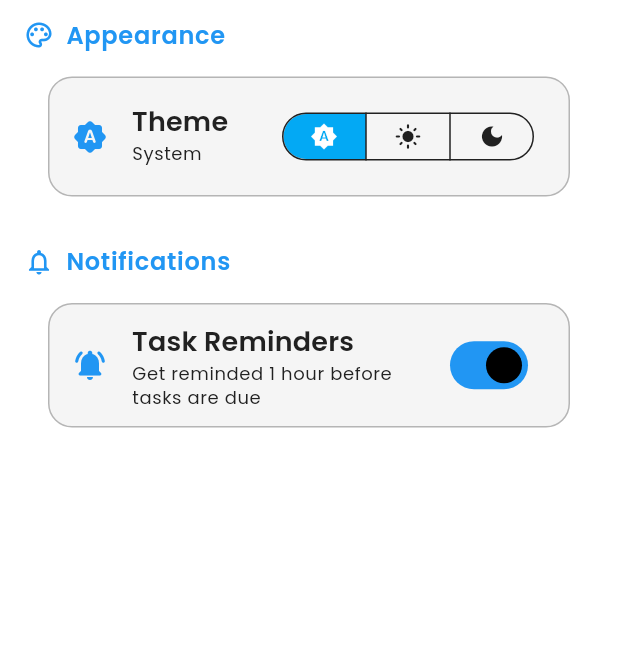
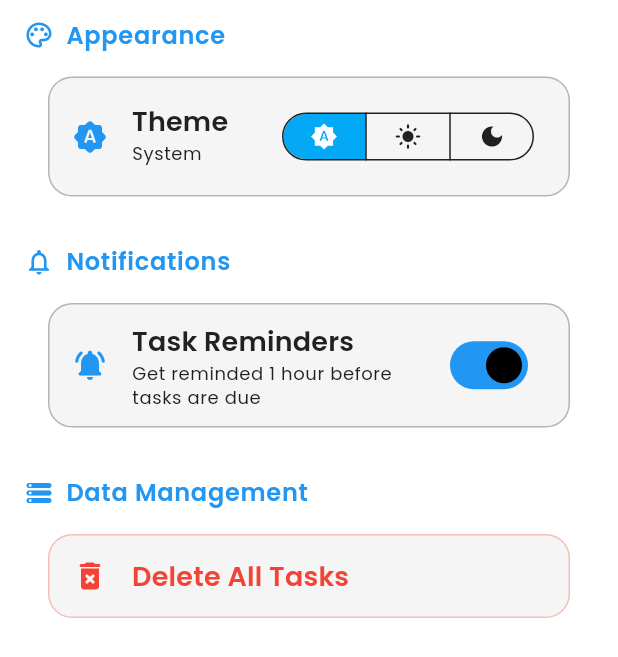
Before and after one commit to ArpitAswal/Task-Tracker, a Flutter app: the SettingScreen screen opened by its route, on a phone screen of 412 x 824 dp. Shown: the top 657 px of the screen. Run offline on Flutter 3.47's test engine with Material 3 defaults, Android fonts, the phone set to English and light mode, and no system bars; our stand-ins replace animated_splash_screen, cloud_firestore, firebase_auth, firebase_core, flutter_local_notifications, flutter_secure_storage and 10 more; missing offline and left inert: popup_card; accounts and stored records are empty; generated files the repository leaves out were written again.

```diff
--- a/lib/core/localization/app_localizations.dart
+++ b/lib/core/localization/app_localizations.dart
@@ -178,6 +178,11 @@ class AppLocalizations {
       'notification_overdue_title': 'Overdue Tasks',
       'notification_overdue_msg': 'You have {count} overdue task(s). Complete them to stay on track!',
 
+      // Leaderboard
+      'leaderboard': 'Leaderboard',
+      'error_loading_leaderboard': 'Error loading leaderboard',
+      'no_users_found': 'No users found.',
+
       // Settings
       'settings': 'Settings',
       'appearance': 'Appearance',
@@ -188,6 +193,9 @@ class AppLocalizations {
       'reminders_on_desc': 'Get reminded 1 hour before tasks are due',
       'reminders_off_desc': 'No task reminder notifications',
       'profile': 'Profile',
+      'data_management': 'Data Management',
+      'delete_all_tasks': 'Delete All Tasks',
+      'delete_all_tasks_confirm': 'Are you sure you want to delete all tasks? This action cannot be undone.',
 
       // Theme Options
       'light_theme': 'Light',
@@ -441,6 +449,11 @@ class AppLocalizations {
       'notification_overdue_title': 'विलंबित कार्य',
       'notification_overdue_msg': 'आपके पास {count} विलंबित कार्य हैं। उन्हें पूरा करें!',
 
+      // Leaderboard
+      'leaderboard': 'लीडरबोर्ड',
+      'error_loading_leaderboard': 'लीडरबोर्ड लोड करने में त्रुटि',
+      'no_users_found': 'कोई उपयोगकर्ता नहीं मिला.',
+
       // Settings
       'settings': 'सेटिंग्स',
       'appearance': 'दिखावट',
@@ -451,6 +464,9 @@ class AppLocalizations {
       'reminders_on_desc': 'कार्य समय से 1 घंटे पहले अनुस्मारक प्राप्त करें',
       'reminders_off_desc': 'कोई कार्य अनुस्मारक सूचना नहीं',
       'profile': 'प्रोफ़ाइल',
+      'data_management': 'डेटा प्रबंधन',
+      'delete_all_tasks': 'सभी कार्य हटाएं',
+      'delete_all_tasks_confirm': 'क्या आप वाकई सभी कार्य हटाना चाहते हैं? यह क्रिया वापस नहीं ली जा सकती।',
 
       // Theme Options
       'light_theme': 'लाइट',
--- a/lib/core/theme/app_colors.dart
+++ b/lib/core/theme/app_colors.dart
@@ -55,19 +55,6 @@ class AppColors {
   static const Color longestStreak = Color(0xFFFFD700);
   static const Color longestStreakDark = Color(0xFFFFA500);
 
-  // Gradient Colors
-  static const LinearGradient primaryGradient = LinearGradient(
-    colors: [primaryLightColor, secondaryLightColor],
-    begin: Alignment.topLeft,
-    end: Alignment.bottomRight,
-  );
-
-  static const LinearGradient accentGradient = LinearGradient(
-    colors: [accentLightColor, secondaryLightColor],
-    begin: Alignment.topLeft,
-    end: Alignment.bottomRight,
-  );
-
   // Shadow Colors
   static Color lightShadow = Colors.black.withOpacity(0.1);
   static Color darkShadow = Colors.black.withOpacity(0.3);
--- a/lib/data/models/user_model.dart
+++ b/lib/data/models/user_model.dart
@@ -82,6 +82,10 @@ class UserModel extends HiveObject {
   @HiveField(16)
   final DateTime? updatedAt;
 
+  /// Total number of completed tasks for the leaderboard
+  @HiveField(17)
+  final int completedTasksCount;
+
   /// Constructor with required and optional fields
   UserModel({
     required this.uid,
@@ -101,6 +105,7 @@ class UserModel extends HiveObject {
     this.longestStreak = 0,
     this.lastActiveDate,
     this.updatedAt,
+    this.completedTasksCount = 0,
   });
 
   // ============================================================================
@@ -133,6 +138,7 @@ class UserModel extends HiveObject {
           ? Timestamp.fromDate(lastActiveDate!)
           : null,
       'updatedAt': Timestamp.fromDate(createdAt),
+      'completedTasksCount': completedTasksCount,
     };
   }
 
@@ -159,6 +165,7 @@ class UserModel extends HiveObject {
       'longestStreak': longestStreak,
       'lastActiveDate': lastActiveDate?.toIso8601String(),
       'updatedAt': updatedAt?.toIso8601String(),
+      'completedTasksCount': completedTasksCount,
     };
   }
 
@@ -192,6 +199,7 @@ class UserModel extends HiveObject {
       updatedAt: json['updatedAt'] != null
           ? (json['updatedAt'] as Timestamp).toDate()
           : null,
+      completedTasksCount: json['completedTasksCount'] as int? ?? 0,
     );
   }
 
@@ -223,6 +231,7 @@ class UserModel extends HiveObject {
       updatedAt: map['updatedAt'] != null
           ? DateTime.parse(map['updatedAt'] as String)
           : null,
+      completedTasksCount: map['completedTasksCount'] as int? ?? 0,
     );
   }
 
@@ -260,6 +269,7 @@ class UserModel extends HiveObject {
     int? longestStreak,
     DateTime? lastActiveDate,
     DateTime? updatedAt,
+    int? completedTasksCount,
   }) {
     return UserModel(
       uid: uid ?? this.uid,
@@ -279,6 +289,7 @@ class UserModel extends HiveObject {
       longestStreak: longestStreak ?? this.longestStreak,
       lastActiveDate: lastActiveDate ?? this.lastActiveDate,
       updatedAt: updatedAt ?? this.updatedAt,
+      completedTasksCount: completedTasksCount ?? this.completedTasksCount,
     );
   }
 
--- a/lib/presentation/screens/setting/setting_screen.dart
+++ b/lib/presentation/screens/setting/setting_screen.dart
@@ -68,8 +68,8 @@ class _SettingScreenState extends State<SettingScreen> {
                   themeProvider.isDarkMode
                       ? Icons.dark_mode_rounded
                       : themeProvider.isLightMode
-                          ? Icons.light_mode_rounded
-                          : Icons.brightness_auto_rounded,
+                      ? Icons.light_mode_rounded
+                      : Icons.brightness_auto_rounded,
                   color: theme.colorScheme.primary,
                 ),
                 title: Text(
@@ -87,20 +87,17 @@ class _SettingScreenState extends State<SettingScreen> {
                     ButtonSegment(
                       value: ThemeMode.system,
                       icon: const Icon(Icons.brightness_auto, size: 18),
-                      tooltip:
-                          loc?.translate('system_theme') ?? 'System',
+                      tooltip: loc?.translate('system_theme') ?? 'System',
                     ),
                     ButtonSegment(
                       value: ThemeMode.light,
                       icon: const Icon(Icons.light_mode, size: 18),
-                      tooltip:
-                          loc?.translate('light_theme') ?? 'Light',
+                      tooltip: loc?.translate('light_theme') ?? 'Light',
                     ),
                     ButtonSegment(
                       value: ThemeMode.dark,
                       icon: const Icon(Icons.dark_mode, size: 18),
-                      tooltip:
-                          loc?.translate('dark_theme') ?? 'Dark',
+                      tooltip: loc?.translate('dark_theme') ?? 'Dark',
                     ),
                   ],
                   selected: {themeProvider.themeMode},
@@ -153,9 +150,9 @@ class _SettingScreenState extends State<SettingScreen> {
                 subtitle: Text(
                   _notificationsEnabled
                       ? (loc?.translate('reminders_on_desc') ??
-                          'Get reminded 1 hour before tasks are due')
+                            'Get reminded 1 hour before tasks are due')
                       : (loc?.translate('reminders_off_desc') ??
-                          'No task reminder notifications'),
+                            'No task reminder notifications'),
                   style: theme.textTheme.bodySmall?.copyWith(
                     color: theme.colorScheme.onSurfaceVariant,
                   ),
@@ -170,9 +167,83 @@ class _SettingScreenState extends State<SettingScreen> {
               ),
             ),
           ),
+
+          const SizedBox(height: 24),
+
+          // ============================
+          // DATA MANAGEMENT SECTION
+          // ============================
+          _SectionHeader(
+            title: loc?.translate('data_management') ?? 'Data Management',
+            icon: Icons.storage_rounded,
+          ),
+          const SizedBox(height: 8),
+          Card(
+            elevation: 0,
+            shape: RoundedRectangleBorder(
+              borderRadius: BorderRadius.circular(16),
+              side: BorderSide(
+                color: theme.colorScheme.error.withValues(alpha: 0.3),
+              ),
+            ),
+            child: ListTile(
+              leading: Icon(
+                Icons.delete_forever_rounded,
+                color: theme.colorScheme.error,
+              ),
+              title: Text(
+                loc?.translate('delete_all_tasks') ?? 'Delete All Tasks',
+                style: theme.textTheme.titleMedium?.copyWith(
+                  color: theme.colorScheme.error,
+                ),
+              ),
+              onTap: () => _handleDeleteAllTasks(context, loc),
+            ),
+          ),
         ],
       ),
     );
+  }
+
+  Future<void> _handleDeleteAllTasks(
+    BuildContext context,
+    AppLocalizations? loc,
+  ) async {
+    final theme = Theme.of(context);
+    final confirmed = await showDialog<bool>(
+      context: context,
+      builder: (ctx) => AlertDialog(
+        title: Text(loc?.translate('delete_all_tasks') ?? 'Delete All Tasks'),
+        content: Text(
+          loc?.translate('delete_all_tasks_confirm') ??
+              'Are you sure you want to delete all tasks? This action cannot be undone.',
+        ),
+        actions: [
+          TextButton(
+            onPressed: () => Navigator.pop(ctx, false),
+            child: Text(loc?.translate('cancel') ?? 'Cancel'),
+          ),
+          ElevatedButton(
+            style: ElevatedButton.styleFrom(
+              backgroundColor: theme.colorScheme.error,
+            ),
+            onPressed: () => Navigator.pop(ctx, true),
+            child: Text(
+              loc?.translate('delete') ?? 'Delete',
+              style: TextStyle(color: theme.colorScheme.onError),
+            ),
+          ),
+        ],
+      ),
+    );
+
+    if (confirmed == true && context.mounted) {
+      final taskProvider = context.read<TaskProvider>();
+      final authProvider = context.read<AuthProvider>();
+      await taskProvider.deleteAllTasks();
+      // Add a method to reset streak in authProvider when tasks are cleared
+      await authProvider.resetStreak();
+    }
   }
 
   String _getThemeLabel(ThemeMode mode, AppLocalizations? loc) {
--- a/lib/presentation/screens/task/widgets/slider_widget.dart
+++ b/lib/presentation/screens/task/widgets/slider_widget.dart
@@ -12,10 +12,11 @@ class MySlider extends StatelessWidget {
   @override
   Widget build(BuildContext context) {
     final loc = AppLocalizations.of(context);
-    final List<IconData> icons = [Icons.home, Icons.person, Icons.settings];
+    final List<IconData> icons = [Icons.home, Icons.person, Icons.leaderboard, Icons.settings];
     final List<String> texts = [
       loc?.translate('home') ?? 'Home',
       loc?.translate('profile_label') ?? 'Profile',
+      loc?.translate('leaderboard') ?? 'Leaderboard',
       loc?.translate('settings') ?? 'Settings',
     ];
 
```
Also changed, not shown: lib/data/repositories/auth_repository.dart (+11 -0 lines), lib/data/repositories/task_repository.dart (+19 -42 lines), lib/presentation/providers/auth_provider.dart (+73 -1 lines), lib/presentation/providers/task_provider.dart (+40 -67 lines), lib/presentation/screens/home_dashboard_screen.dart (+10 -0 lines), lib/presentation/screens/leaderboard/leaderboard_screen.dart (added, +175 -0 lines), lib/data/models/user_model.g.dart.
